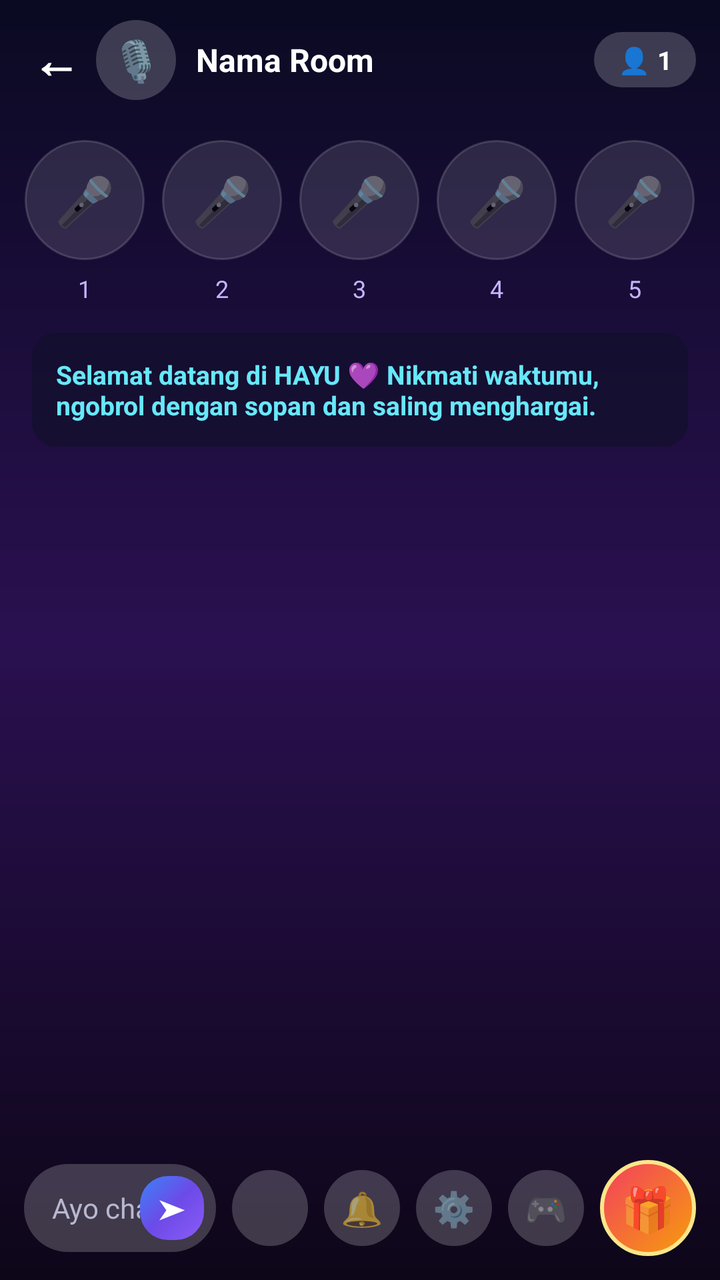
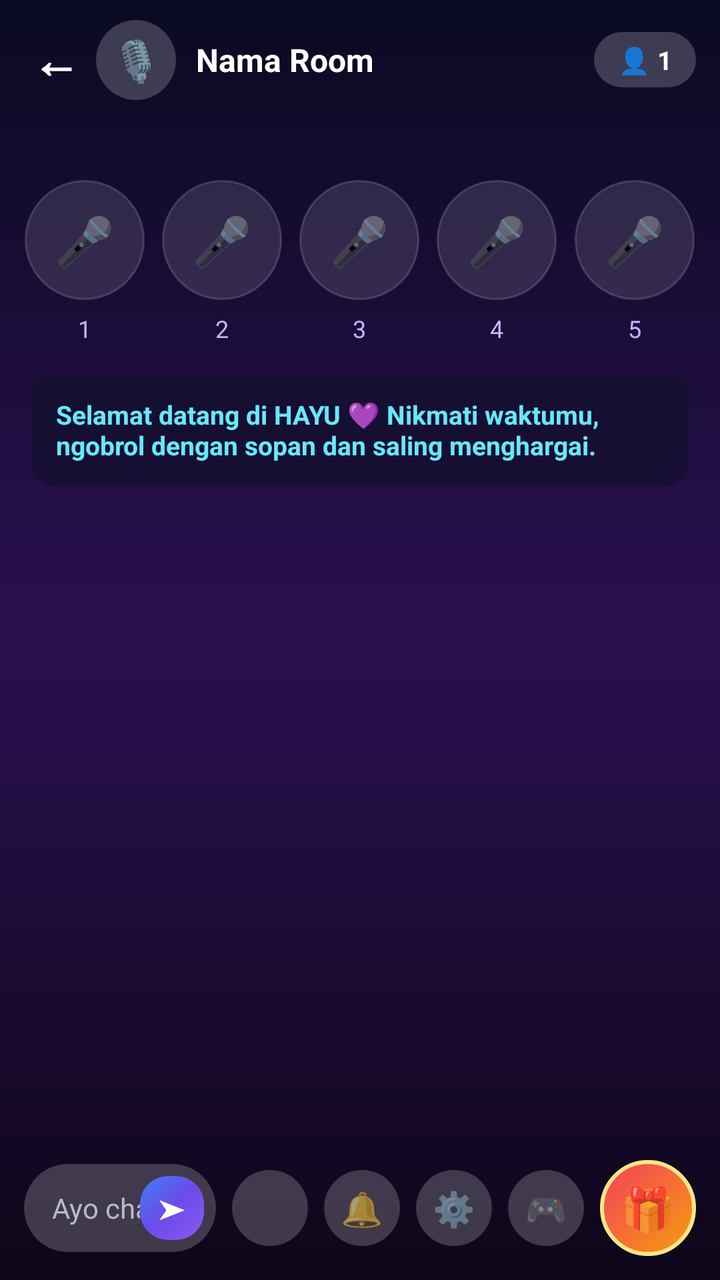

Compare the two renders of this Android layout. The source of the first and the diff that turns it into the second are given below.
<!-- AndroidManifest.xml: application theme Theme.HAYU -->
<!-- res/layout/activity_room.xml -->
<?xml version="1.0" encoding="utf-8"?>
<LinearLayout xmlns:android="http://schemas.android.com/apk/res/android"
    android:layout_width="match_parent"
    android:layout_height="match_parent"
    android:background="@drawable/bg_room"
    android:orientation="vertical">

    
    <LinearLayout
        android:layout_width="match_parent"
        android:layout_height="wrap_content"
        android:gravity="center_vertical"
        android:orientation="horizontal"
        android:paddingStart="8dp"
        android:paddingEnd="12dp"
        android:paddingTop="10dp"
        android:paddingBottom="6dp">

        <TextView
            android:id="@+id/btn_back"
            android:layout_width="40dp" android:layout_height="40dp"
            android:background="?attr/selectableItemBackgroundBorderless"
            android:clickable="true" android:focusable="true"
            android:gravity="center" android:text="←"
            android:textColor="#FFFFFF" android:textSize="24sp" android:textStyle="bold" />

        <TextView
            android:layout_width="40dp" android:layout_height="40dp"
            android:background="@drawable/bg_circle_btn"
            android:gravity="center" android:text="🎙️" android:textSize="20sp" />

        <LinearLayout
            android:layout_width="0dp" android:layout_height="wrap_content"
            android:layout_marginStart="10dp" android:layout_weight="1"
            android:orientation="vertical">
            <TextView
                android:id="@+id/tv_room_name"
                android:layout_width="wrap_content" android:layout_height="wrap_content"
                android:ellipsize="end" android:maxLines="1" android:text="Nama Room"
                android:textColor="#FFFFFF" android:textSize="16sp" android:textStyle="bold" />
        </LinearLayout>

        <TextView
            android:id="@+id/tv_room_users"
            android:layout_width="wrap_content" android:layout_height="wrap_content"
            android:background="@drawable/bg_pill_input"
            android:paddingStart="12dp" android:paddingEnd="12dp"
            android:paddingTop="5dp" android:paddingBottom="5dp"
            android:text="👤 1" android:textColor="#FFFFFF" android:textSize="13sp" android:textStyle="bold" />
    </LinearLayout>

    
    <LinearLayout
        android:layout_width="match_parent" android:layout_height="wrap_content"
        android:orientation="horizontal"
        android:paddingStart="8dp" android:paddingEnd="8dp"
        android:paddingTop="14dp" android:paddingBottom="10dp">

        <LinearLayout android:layout_width="0dp" android:layout_height="wrap_content" android:layout_weight="1"
            android:gravity="center_horizontal" android:orientation="vertical">
            <LinearLayout
                android:id="@+id/mic_slot_1"
                android:layout_width="60dp" android:layout_height="60dp"
                android:alpha="0.6" android:background="@drawable/bg_seat_empty"
                android:clickable="true" android:focusable="true"
                android:gravity="center" android:orientation="vertical">
                <TextView android:layout_width="wrap_content" android:layout_height="wrap_content"
                    android:gravity="center" android:text="🎤" android:textColor="#FFFFFF" android:textSize="24sp" />
            </LinearLayout>
            <TextView android:layout_width="wrap_content" android:layout_height="wrap_content"
                android:layout_marginTop="6dp" android:text="1" android:textColor="#C4B5FD" android:textSize="12sp" />
        </LinearLayout>

        <LinearLayout android:layout_width="0dp" android:layout_height="wrap_content" android:layout_weight="1"
            android:gravity="center_horizontal" android:orientation="vertical">
            <LinearLayout
                android:id="@+id/mic_slot_2"
                android:layout_width="60dp" android:layout_height="60dp"
                android:alpha="0.6" android:background="@drawable/bg_seat_empty"
                android:clickable="true" android:focusable="true"
                android:gravity="center" android:orientation="vertical">
                <TextView android:layout_width="wrap_content" android:layout_height="wrap_content"
                    android:gravity="center" android:text="🎤" android:textColor="#FFFFFF" android:textSize="24sp" />
            </LinearLayout>
            <TextView android:layout_width="wrap_content" android:layout_height="wrap_content"
                android:layout_marginTop="6dp" android:text="2" android:textColor="#C4B5FD" android:textSize="12sp" />
        </LinearLayout>

        <LinearLayout android:layout_width="0dp" android:layout_height="wrap_content" android:layout_weight="1"
            android:gravity="center_horizontal" android:orientation="vertical">
            <LinearLayout
                android:id="@+id/mic_slot_3"
                android:layout_width="60dp" android:layout_height="60dp"
                android:alpha="0.6" android:background="@drawable/bg_seat_empty"
                android:clickable="true" android:focusable="true"
                android:gravity="center" android:orientation="vertical">
                <TextView android:layout_width="wrap_content" android:layout_height="wrap_content"
                    android:gravity="center" android:text="🎤" android:textColor="#FFFFFF" android:textSize="24sp" />
            </LinearLayout>
            <TextView android:layout_width="wrap_content" android:layout_height="wrap_content"
                android:layout_marginTop="6dp" android:text="3" android:textColor="#C4B5FD" android:textSize="12sp" />
        </LinearLayout>

        <LinearLayout android:layout_width="0dp" android:layout_height="wrap_content" android:layout_weight="1"
            android:gravity="center_horizontal" android:orientation="vertical">
            <LinearLayout
                android:id="@+id/mic_slot_4"
                android:layout_width="60dp" android:layout_height="60dp"
                android:alpha="0.6" android:background="@drawable/bg_seat_empty"
                android:clickable="true" android:focusable="true"
                android:gravity="center" android:orientation="vertical">
                <TextView android:layout_width="wrap_content" android:layout_height="wrap_content"
                    android:gravity="center" android:text="🎤" android:textColor="#FFFFFF" android:textSize="24sp" />
            </LinearLayout>
            <TextView android:layout_width="wrap_content" android:layout_height="wrap_content"
                android:layout_marginTop="6dp" android:text="4" android:textColor="#C4B5FD" android:textSize="12sp" />
        </LinearLayout>

        <LinearLayout android:layout_width="0dp" android:layout_height="wrap_content" android:layout_weight="1"
            android:gravity="center_horizontal" android:orientation="vertical">
            <LinearLayout
                android:id="@+id/mic_slot_5"
                android:layout_width="60dp" android:layout_height="60dp"
                android:alpha="0.6" android:background="@drawable/bg_seat_empty"
                android:clickable="true" android:focusable="true"
                android:gravity="center" android:orientation="vertical">
                <TextView android:layout_width="wrap_content" android:layout_height="wrap_content"
                    android:gravity="center" android:text="🎤" android:textColor="#FFFFFF" android:textSize="24sp" />
            </LinearLayout>
            <TextView android:layout_width="wrap_content" android:layout_height="wrap_content"
                android:layout_marginTop="6dp" android:text="5" android:textColor="#C4B5FD" android:textSize="12sp" />
        </LinearLayout>
    </LinearLayout>

    
    <TextView
        android:id="@+id/tv_room_welcome"
        android:layout_width="match_parent" android:layout_height="wrap_content"
        android:layout_marginStart="16dp" android:layout_marginEnd="16dp" android:layout_marginTop="4dp"
        android:background="@drawable/bg_chat_bubble"
        android:padding="12dp"
        android:text="Selamat datang di HAYU 💜 Nikmati waktumu, ngobrol dengan sopan dan saling menghargai."
        android:textColor="#67E8F9" android:textSize="13sp" android:textStyle="bold" />

    
    <androidx.recyclerview.widget.RecyclerView
        android:id="@+id/rv_messages"
        android:layout_width="match_parent" android:layout_height="0dp" android:layout_weight="1"
        android:clipToPadding="false" android:paddingTop="8dp" android:paddingBottom="8dp" />

    
    <LinearLayout
        android:id="@+id/bottom_bar"
        android:layout_width="match_parent" android:layout_height="wrap_content"
        android:gravity="center_vertical" android:orientation="horizontal"
        android:paddingStart="12dp" android:paddingEnd="12dp"
        android:paddingTop="8dp" android:paddingBottom="12dp">

        <LinearLayout
            android:id="@+id/bar_input"
            android:layout_width="0dp" android:layout_height="44dp" android:layout_weight="1"
            android:background="@drawable/bg_pill_input"
            android:gravity="center_vertical" android:orientation="horizontal"
            android:paddingStart="14dp" android:paddingEnd="6dp">
            <EditText
                android:id="@+id/et_message"
                android:layout_width="0dp" android:layout_height="match_parent" android:layout_weight="1"
                android:background="@android:color/transparent"
                android:hint="Ayo chat!" android:inputType="text" android:maxLength="200"
                android:textColor="#FFFFFF" android:textColorHint="#B8B8D0" android:textSize="14sp" />
            <TextView
                android:id="@+id/btn_send"
                android:layout_width="32dp" android:layout_height="32dp"
                android:background="@drawable/bg_button_primary"
                android:clickable="true" android:focusable="true"
                android:gravity="center" android:text="➤"
                android:textColor="#FFFFFF" android:textSize="14sp" />
        </LinearLayout>
        <Space android:id="@+id/sp_pill" android:layout_width="8dp" android:layout_height="1dp" />

        <TextView
            android:id="@+id/btn_chat_toggle"
            android:layout_width="38dp" android:layout_height="38dp"
            android:background="@drawable/bg_circle_btn" android:clickable="true" android:focusable="true"
            android:gravity="center" android:text="💬" android:textSize="17sp"
            android:visibility="gone" />
        <Space android:id="@+id/sp_chat" android:layout_width="8dp" android:layout_height="1dp" android:visibility="gone" />

        
        <TextView
            android:id="@+id/btn_volume"
            android:layout_width="38dp" android:layout_height="38dp"
            android:background="@drawable/bg_circle_btn" android:clickable="true" android:focusable="true"
            android:gravity="center" />
        <Space android:id="@+id/sp_volume" android:layout_width="8dp" android:layout_height="1dp" />

        
        <TextView
            android:id="@+id/btn_mic"
            android:layout_width="38dp" android:layout_height="38dp"
            android:background="@drawable/bg_circle_btn" android:clickable="true" android:focusable="true"
            android:gravity="center"
            android:visibility="gone" />
        <Space android:id="@+id/sp_mic" android:layout_width="8dp" android:layout_height="1dp" android:visibility="gone" />

        <TextView
            android:id="@+id/btn_emoji"
            android:layout_width="38dp" android:layout_height="38dp"
            android:background="@drawable/bg_circle_btn" android:clickable="true" android:focusable="true"
            android:gravity="center" android:text="😜" android:textSize="17sp"
            android:visibility="gone" />
        <Space android:id="@+id/sp_emoji" android:layout_width="8dp" android:layout_height="1dp" android:visibility="gone" />

        <TextView
            android:id="@+id/btn_notif"
            android:layout_width="38dp" android:layout_height="38dp"
            android:background="@drawable/bg_circle_btn" android:clickable="true" android:focusable="true"
            android:gravity="center" android:text="🔔" android:textSize="17sp" />
        <Space android:id="@+id/sp_notif" android:layout_width="8dp" android:layout_height="1dp" />

        <TextView
            android:id="@+id/btn_menu"
            android:layout_width="38dp" android:layout_height="38dp"
            android:background="@drawable/bg_circle_btn" android:clickable="true" android:focusable="true"
            android:gravity="center" android:text="⚙️" android:textSize="17sp" />
        <Space android:id="@+id/sp_menu" android:layout_width="8dp" android:layout_height="1dp" />

        <TextView
            android:id="@+id/btn_game"
            android:layout_width="38dp" android:layout_height="38dp"
            android:background="@drawable/bg_circle_btn" android:clickable="true" android:focusable="true"
            android:gravity="center" android:text="🎮" android:textSize="17sp" />
        <Space android:id="@+id/sp_game" android:layout_width="8dp" android:layout_height="1dp" />

        <TextView
            android:id="@+id/btn_gift"
            android:layout_width="48dp" android:layout_height="48dp"
            android:background="@drawable/bg_gift_btn" android:clickable="true" android:focusable="true"
            android:gravity="center" android:text="🎁" android:textSize="22sp" />
    </LinearLayout>
</LinearLayout>
<!-- resources referenced by this layout -->
<resources>
  <!-- drawable bg_button_primary (drawable) -->
  <?xml version="1.0" encoding="utf-8"?>
  <shape xmlns:android="http://schemas.android.com/apk/res/android"
      android:shape="rectangle">
      <gradient android:angle="135" android:startColor="#8B5CF6"
          android:centerColor="#6D4AE8" android:endColor="#3B82F6" />
      <corners android:radius="14dp" />
  </shape>
  <!-- drawable bg_chat_bubble (drawable) -->
  <?xml version="1.0" encoding="utf-8"?>
  <shape xmlns:android="http://schemas.android.com/apk/res/android" android:shape="rectangle">
      <solid android:color="#99101028" />
      <corners android:radius="12dp" />
  </shape>
  <!-- drawable bg_circle_btn (drawable) -->
  <?xml version="1.0" encoding="utf-8"?>
  <shape xmlns:android="http://schemas.android.com/apk/res/android" android:shape="oval">
      <solid android:color="#33FFFFFF" />
  </shape>
  <!-- drawable bg_gift_btn (drawable) -->
  <?xml version="1.0" encoding="utf-8"?>
  <shape xmlns:android="http://schemas.android.com/apk/res/android" android:shape="oval">
      <gradient android:angle="315" android:startColor="#F43F5E" android:endColor="#F59E0B" android:type="linear" />
      <stroke android:width="2dp" android:color="#FDE68A" />
  </shape>
  <!-- drawable bg_pill_input (drawable) -->
  <?xml version="1.0" encoding="utf-8"?>
  <shape xmlns:android="http://schemas.android.com/apk/res/android" android:shape="rectangle">
      <solid android:color="#33FFFFFF" />
      <corners android:radius="24dp" />
  </shape>
  <!-- drawable bg_room (drawable) -->
  <?xml version="1.0" encoding="utf-8"?>
  <shape xmlns:android="http://schemas.android.com/apk/res/android" android:shape="rectangle">
      <gradient android:angle="270" android:startColor="#0A0A22" android:centerColor="#2A1050" android:endColor="#0D0618" android:type="linear" />
  </shape>
  <!-- drawable bg_seat_empty (drawable) -->
  <?xml version="1.0" encoding="utf-8"?>
  <shape xmlns:android="http://schemas.android.com/apk/res/android" android:shape="oval">
      <solid android:color="#33FFFFFF" />
      <stroke android:width="1dp" android:color="#44FFFFFF" />
  </shape>
  <style name="Theme.HAYU" parent="Theme.MaterialComponents.DayNight.NoActionBar">
          <item name="colorPrimary">@color/hayu_purple</item>
          <item name="colorPrimaryVariant">@color/hayu_blue</item>
          <item name="colorOnPrimary">#FFFFFF</item>
          <item name="android:windowBackground">@color/hayu_dark</item>
          <item name="android:statusBarColor">@color/hayu_darker</item>
          <item name="android:navigationBarColor">@color/hayu_darker</item>
          <item name="android:windowLightStatusBar">false</item>
      </style>
  <color name="hayu_purple">#8B5CF6</color>
  <color name="hayu_blue">#3B82F6</color>
  <color name="hayu_dark">#080818</color>
  <color name="hayu_darker">#04040F</color>
</resources>

<!-- the commit's change to res/layout/activity_room.xml (unified diff, before → after) -->
@@ -54,7 +54,7 @@
         android:layout_width="match_parent" android:layout_height="wrap_content"
         android:orientation="horizontal"
         android:paddingStart="8dp" android:paddingEnd="8dp"
-        android:paddingTop="14dp" android:paddingBottom="10dp">
+        android:paddingTop="34dp" android:paddingBottom="10dp">
 
         <LinearLayout android:layout_width="0dp" android:layout_height="wrap_content" android:layout_weight="1"
             android:gravity="center_horizontal" android:orientation="vertical">
